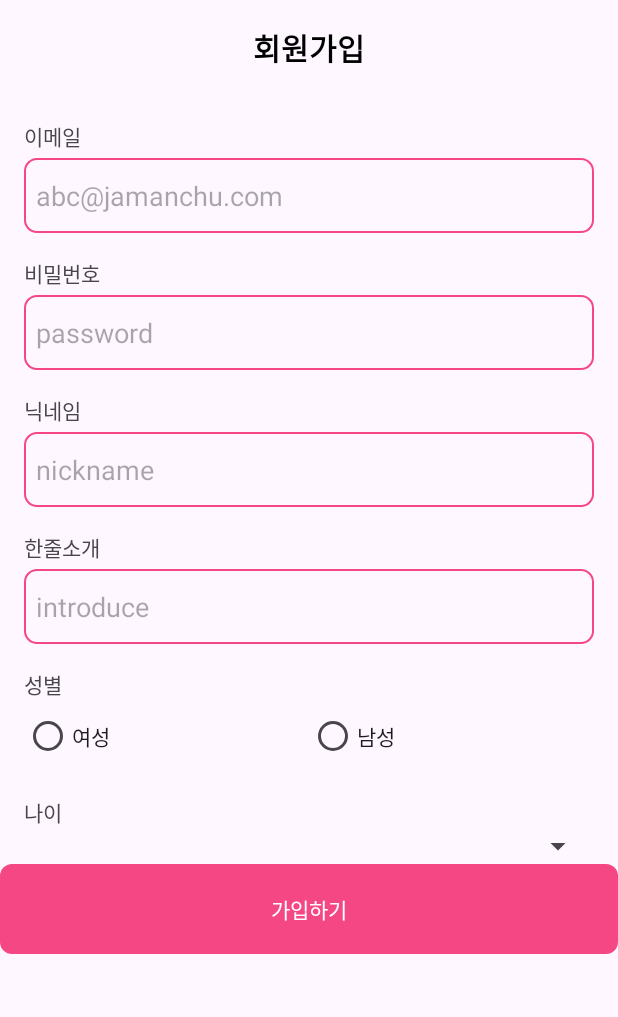
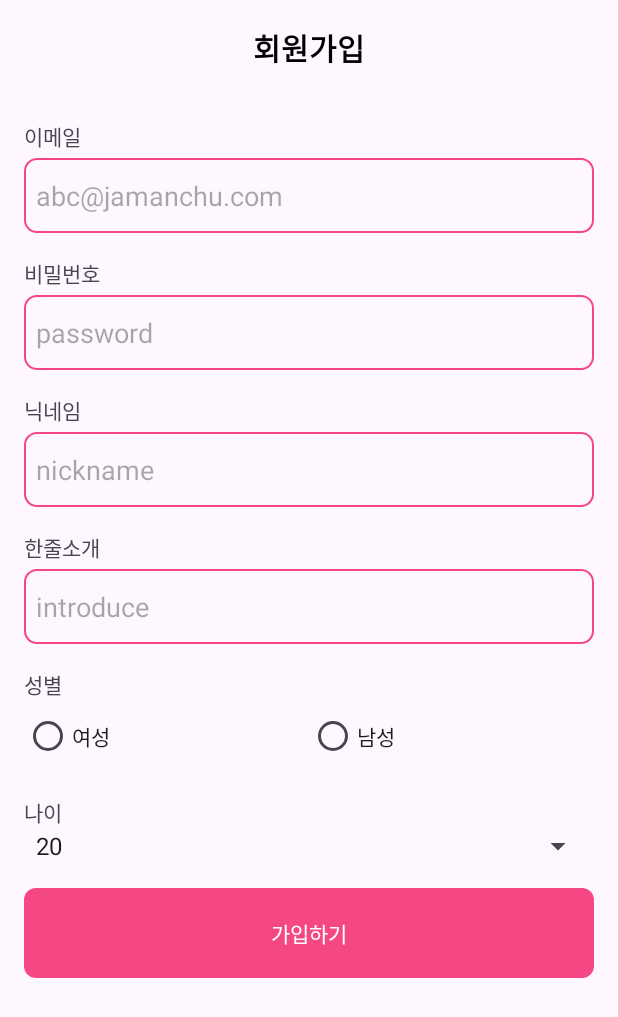
Before and after one commit to pjm2571/AndroidStudio, an Android app: the SignUpActivity screen opened directly, with no data from a screen before it, on a phone screen of 412 x 824 dp. Shown: the top 1017 px of the screen. Run offline under Robolectric (Android 15) with nearby library versions, the light colour scheme and no system bars.

Commit message:
feat: 가입페이지 연동

```diff
--- a/Jamanchu/app/src/main/java/com/autoever/jamanchu/activities/IntroActivity.kt
+++ b/Jamanchu/app/src/main/java/com/autoever/jamanchu/activities/IntroActivity.kt
@@ -1,5 +1,6 @@
 package com.autoever.jamanchu.activities
 
+import android.content.Intent
 import android.os.Bundle
 import android.os.Handler
 import android.os.Looper
@@ -64,7 +65,10 @@ class IntroActivity : AppCompatActivity() {
         }, 3000) // 3000ms (3초) 딜레이
 
         val buttonSignUp = findViewById<TextView>(R.id.buttonSignUp)
-        buttonSignUp.setOnClickListener {  }
+        buttonSignUp.setOnClickListener {
+            val intent = Intent(this, SignUpActivity::class.java)
+            startActivity(intent)
+        }
 
     }
 }
--- a/Jamanchu/app/src/main/java/com/autoever/jamanchu/activities/SignUpActivity.kt
+++ b/Jamanchu/app/src/main/java/com/autoever/jamanchu/activities/SignUpActivity.kt
@@ -1,6 +1,10 @@
 package com.autoever.jamanchu.activities
 
 import android.os.Bundle
+import android.widget.ArrayAdapter
+import android.widget.RadioGroup
+import android.widget.Spinner
+import android.widget.TextView
 import androidx.activity.enableEdgeToEdge
 import androidx.appcompat.app.AppCompatActivity
 import androidx.core.view.ViewCompat
@@ -17,5 +21,26 @@ class SignUpActivity : AppCompatActivity() {
             v.setPadding(systemBars.left, systemBars.top, systemBars.right, systemBars.bottom)
             insets
         }
+
+        val editTextEmail = findViewById<TextView>(R.id.editTextEmail)
+        val editTextPW = findViewById<TextView>(R.id.editTextPW)
+        val editTextNickname = findViewById<TextView>(R.id.editTextNick)
+        val editTextIntroduction = findViewById<TextView>(R.id.editTextIntroduction)
+        val radioGroup = findViewById<RadioGroup>(R.id.radioGroup)
+        val spinner = findViewById<Spinner>(R.id.spinner)
+
+        // 문자열 배열 어댑터 생성
+        ArrayAdapter.createFromResource(
+            this,
+            R.array.age_array,
+            android.R.layout.simple_spinner_item
+        ).also { adapter ->
+            // 드롭다운 레이아웃 설정
+            adapter.setDropDownViewResource(android.R.layout.simple_spinner_dropdown_item)
+            // 어댑터 설정
+            spinner.adapter = adapter
+        }
+
+
     }
 }
--- a/Jamanchu/app/src/main/res/layout/activity_sign_up.xml
+++ b/Jamanchu/app/src/main/res/layout/activity_sign_up.xml
@@ -20,7 +20,7 @@
 
     <LinearLayout
         android:layout_width="match_parent"
-        android:layout_height="match_parent"
+        android:layout_height="wrap_content"
         android:layout_marginStart="16dp"
         android:layout_marginTop="16dp"
         android:layout_marginEnd="16dp"
@@ -33,7 +33,7 @@
             android:text="이메일" />
 
         <EditText
-            android:id="@+id/editTextText"
+            android:id="@+id/editTextEmail"
             android:layout_width="match_parent"
             android:layout_height="50dp"
             android:layout_marginTop="4dp"
@@ -46,7 +46,7 @@
 
     <LinearLayout
         android:layout_width="match_parent"
-        android:layout_height="match_parent"
+        android:layout_height="wrap_content"
         android:layout_marginStart="16dp"
         android:layout_marginTop="16dp"
         android:layout_marginEnd="16dp"
@@ -59,7 +59,7 @@
             android:text="비밀번호" />
 
         <EditText
-            android:id="@+id/editTextText"
+            android:id="@+id/editTextPW"
             android:layout_width="match_parent"
             android:layout_height="50dp"
             android:layout_marginTop="4dp"
@@ -72,7 +72,7 @@
 
     <LinearLayout
         android:layout_width="match_parent"
-        android:layout_height="match_parent"
+        android:layout_height="wrap_content"
         android:layout_marginStart="16dp"
         android:layout_marginTop="16dp"
         android:layout_marginEnd="16dp"
@@ -85,7 +85,7 @@
             android:text="닉네임" />
 
         <EditText
-            android:id="@+id/editTextText"
+            android:id="@+id/editTextNick"
             android:layout_width="match_parent"
             android:layout_height="50dp"
             android:layout_marginTop="4dp"
@@ -111,7 +111,7 @@
             android:text="한줄소개" />
 
         <EditText
-            android:id="@+id/editTextText"
+            android:id="@+id/editTextIntroduction"
             android:layout_width="match_parent"
             android:layout_height="50dp"
             android:layout_marginTop="4dp"
@@ -124,7 +124,7 @@
 
     <LinearLayout
         android:layout_width="match_parent"
-        android:layout_height="match_parent"
+        android:layout_height="wrap_content"
         android:layout_marginStart="16dp"
         android:layout_marginTop="16dp"
         android:layout_marginEnd="16dp"
@@ -137,6 +137,7 @@
             android:text="성별" />
 
         <RadioGroup
+            android:id="@+id/radioGroup"
             android:layout_width="match_parent"
             android:layout_height="match_parent"
             android:orientation="horizontal">
@@ -160,7 +161,7 @@
 
     <LinearLayout
         android:layout_width="match_parent"
-        android:layout_height="match_parent"
+        android:layout_height="wrap_content"
         android:layout_marginStart="16dp"
         android:layout_marginTop="16dp"
         android:layout_marginEnd="16dp"
@@ -180,10 +181,18 @@
 
     </LinearLayout>
 
+    <Space
+        android:layout_width="match_parent"
+        android:layout_height="0dp"
+        android:layout_weight="1" />
+
     <TextView
         android:id="@+id/buttonSignUp"
         android:layout_width="match_parent"
         android:layout_height="60dp"
+        android:layout_marginStart="16dp"
+        android:layout_marginTop="16dp"
+        android:layout_marginEnd="16dp"
         android:background="@drawable/rounded_corner_custom_color"
         android:gravity="center"
         android:text="가입하기"
--- a/Jamanchu/app/src/main/res/values/strings.xml
+++ b/Jamanchu/app/src/main/res/values/strings.xml
@@ -1,3 +1,16 @@
 <resources>
     <string name="app_name">자만추</string>
+    // 나이 값
+    <string-array name="age_array">
+        <item>20</item>
+        <item>21</item>
+        <item>22</item>
+        <item>23</item>
+        <item>24</item>
+        <item>25</item>
+        <item>26</item>
+        <item>27</item>
+        <item>28</item>
+        <item>29</item>
+    </string-array>
 </resources>
```
